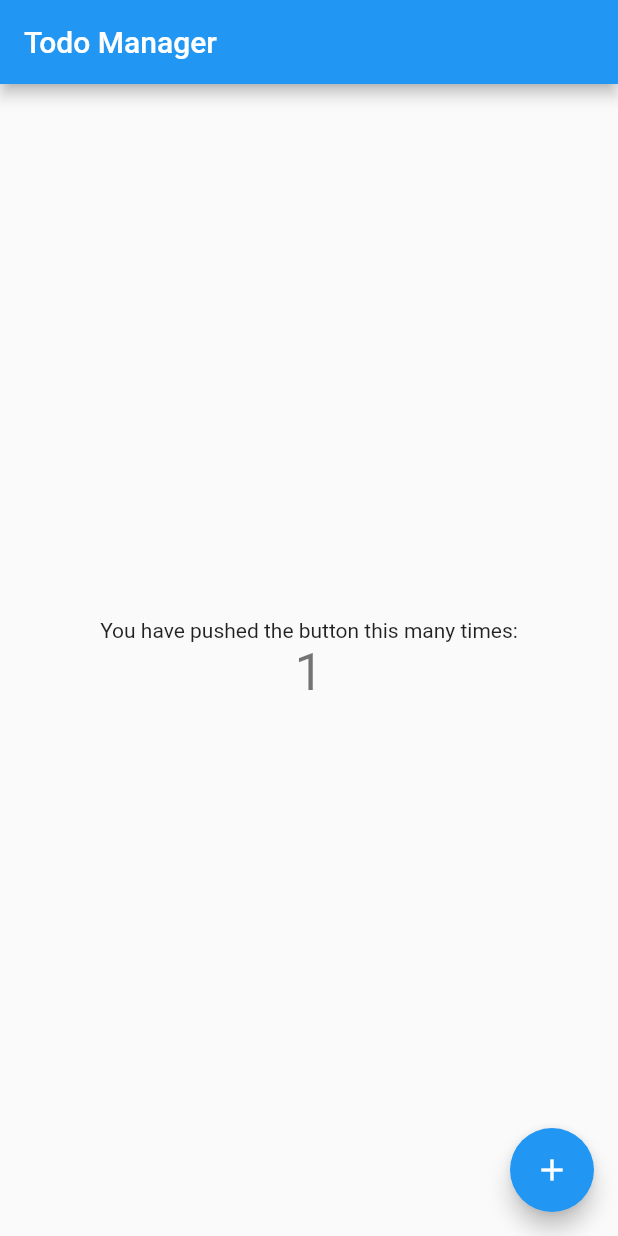
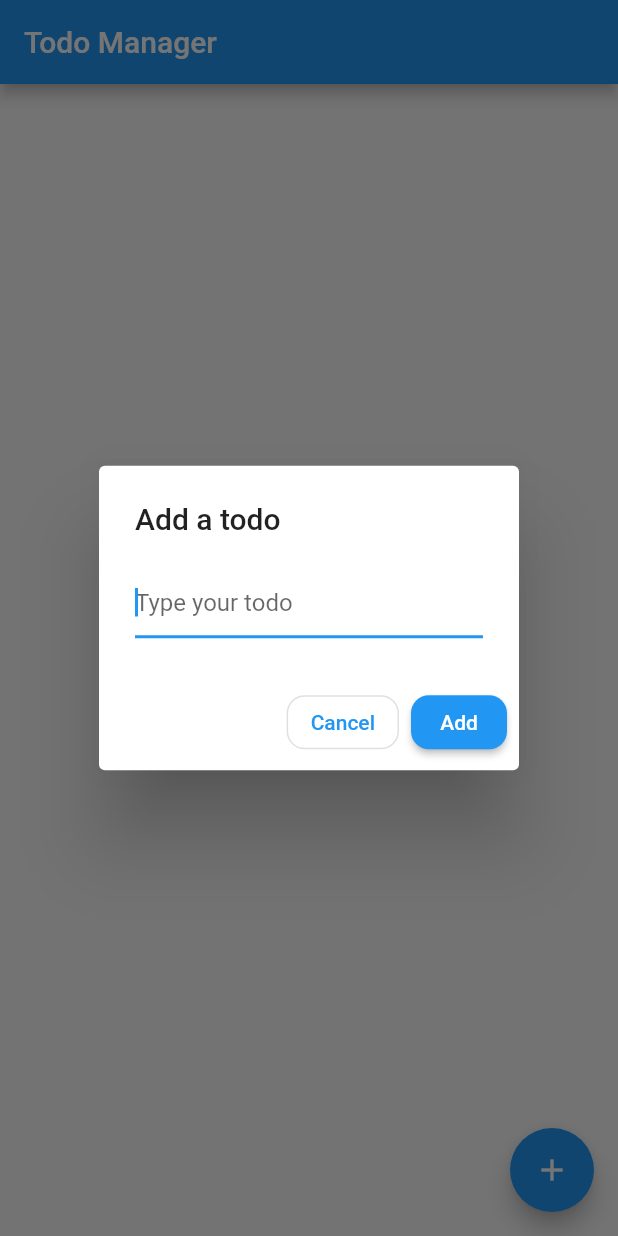
Before and after one commit to 5minslearn/Flutter-Todo-App, a Flutter app: the screen it shows after launch, after a tap on the "add" icon, on a phone screen of 412 x 824 dp. Run offline on Flutter 3.47's test engine with Material 2 defaults, Android fonts, the phone set to English and light mode, and no system bars.

Commit message:
[Arunachalam] Adds feature to add a todo

```diff
--- a/lib/main.dart
+++ b/lib/main.dart
@@ -29,12 +29,14 @@ class TodoList extends StatefulWidget {
 }
 
 class _TodoListState extends State<TodoList> {
-  int _counter = 0;
+  final List<Todo> _todos = <Todo>[];
+  final TextEditingController _textFieldController = TextEditingController();
 
-  void _incrementCounter() {
+  void _addTodoItem(String name) {
     setState(() {
-      _counter++;
+      _todos.add(Todo(name: name, completed: false));
     });
+    _textFieldController.clear();
   }
 
   @override
@@ -46,22 +48,56 @@ class _TodoListState extends State<TodoList> {
       body: Center(
         child: Column(
           mainAxisAlignment: MainAxisAlignment.center,
-          children: <Widget>[
-            const Text(
-              'You have pushed the button this many times:',
-            ),
-            Text(
-              '$_counter',
-              style: Theme.of(context).textTheme.headlineMedium,
-            ),
-          ],
+          children: <Widget>[],
         ),
       ),
       floatingActionButton: FloatingActionButton(
-        onPressed: _incrementCounter,
-        tooltip: 'Increment',
+        onPressed: () => _displayDialog(),
+        tooltip: 'Add a Todo',
         child: const Icon(Icons.add),
       ),
+    );
+  }
+
+  Future<void> _displayDialog() async {
+    return showDialog<void>(
+      context: context,
+      barrierDismissible: false,
+      builder: (BuildContext context) {
+        return AlertDialog(
+          title: const Text('Add a todo'),
+          content: TextField(
+            controller: _textFieldController,
+            decoration: const InputDecoration(hintText: 'Type your todo'),
+            autofocus: true,
+          ),
+          actions: <Widget>[
+            OutlinedButton(
+              style: OutlinedButton.styleFrom(
+                shape: RoundedRectangleBorder(
+                  borderRadius: BorderRadius.circular(12),
+                ),
+              ),
+              onPressed: () {
+                Navigator.of(context).pop();
+              },
+              child: const Text('Cancel'),
+            ),
+            ElevatedButton(
+              style: ElevatedButton.styleFrom(
+                shape: RoundedRectangleBorder(
+                  borderRadius: BorderRadius.circular(12),
+                ),
+              ),
+              onPressed: () {
+                Navigator.of(context).pop();
+                _addTodoItem(_textFieldController.text);
+              },
+              child: const Text('Add'),
+            ),
+          ],
+        );
+      },
     );
   }
 }
```
